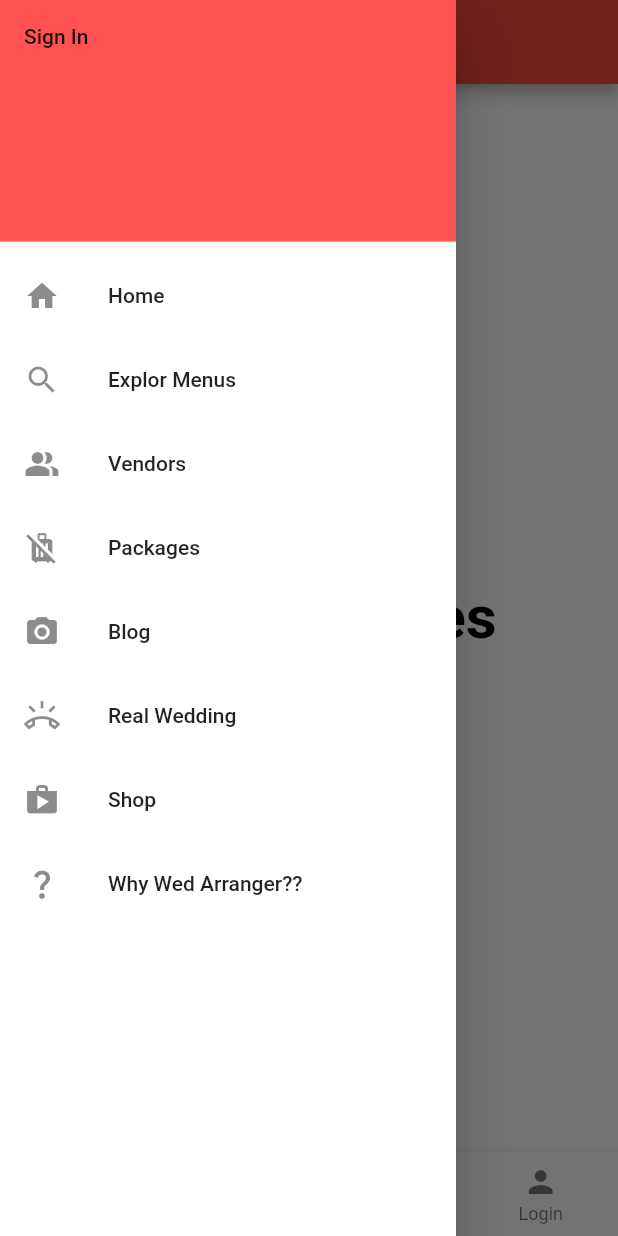
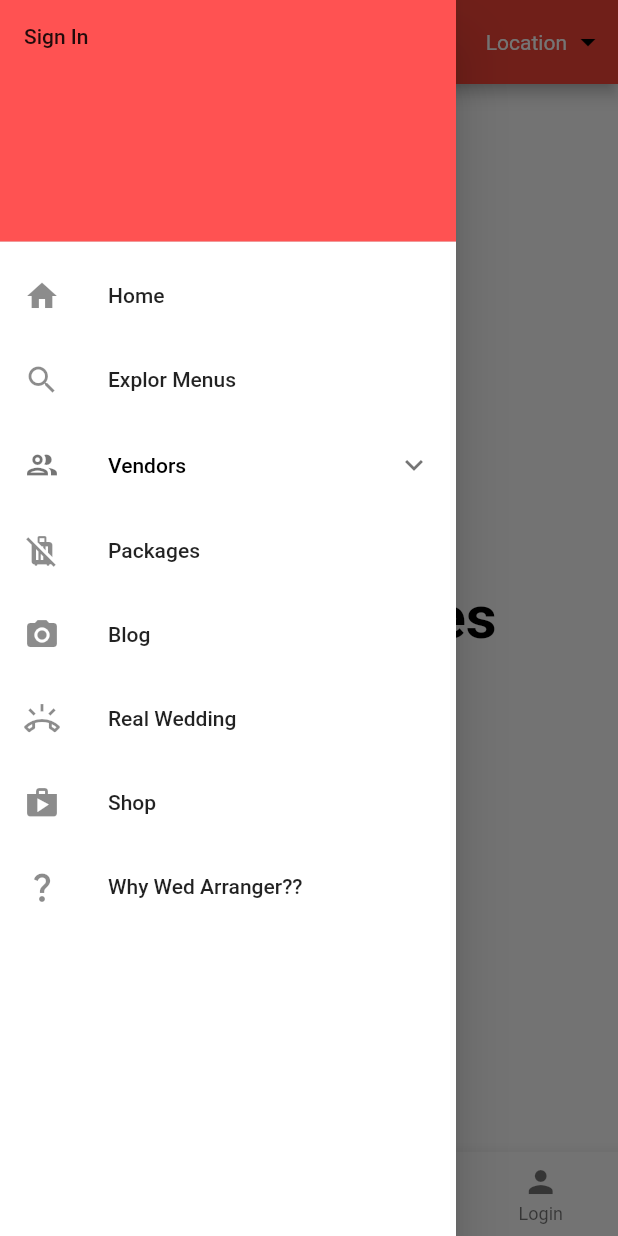
Before and after one commit to priyanshutaru/travel_ui, a Flutter app: the screen it shows after launch, item 2 of the bottom bar chosen, with the side drawer open, on a phone screen of 412 x 824 dp. Run offline on Flutter 3.47's test engine with Material 2 defaults, Android fonts, the phone set to English and light mode, and no system bars; network calls fail.

Commit message:
Till Day 6

```diff
--- a/lib/drawer.dart
+++ b/lib/drawer.dart
@@ -12,6 +12,7 @@ import 'package:travel_ui/DrawerPages/blog.dart';
 import 'package:travel_ui/DrawerPages/course.dart';
 import 'package:travel_ui/DrawerPages/home.dart';
 import 'package:travel_ui/DrawerPages/search_filter.dart';
+import 'package:travel_ui/DrawerPages/venue.dart';
 
 class AppDrawer extends StatelessWidget {
   const AppDrawer({super.key});
@@ -39,8 +40,7 @@ class AppDrawer extends StatelessWidget {
                   context,
                   new MaterialPageRoute(
                       builder: (context) => new DrawerHome()));
-            }
-            ),
+            }),
           ),
           ListTile(
             leading: Icon(
@@ -52,22 +52,120 @@ class AppDrawer extends StatelessWidget {
                   context,
                   new MaterialPageRoute(
                       builder: (context) => new DrawerSearch()));
-            }
+            }),
           ),
+          ExpansionTile(
+            title: Text(
+              "Vendors",
+              style: TextStyle(color: Colors.black),
             ),
+            leading: Icon(Icons.people_outline_sharp), //add icon
+            childrenPadding: EdgeInsets.only(left: 35), //children padding
+            children: [
               ListTile(
-            leading: Icon(
-              Icons.people_alt,
-            ),
-            title: const Text('Vendors'),
+                title: Text("Venue"),
+                leading: Icon(Icons.gradient),
                  onTap: (() {
               Navigator.push(
                   context,
                   new MaterialPageRoute(
-                      builder: (context) => new DrawerCourse()));
-            }
+                      builder: (context) => new DrawerVenue()));
+            }),
               ),
+              ListTile(
+                title: Text("Photographer"),
+                leading: Icon(Icons.camera_alt),
+                onTap: () {
+                  //action on press
+                },
               ),
+              ListTile(
+                title: Text("Cinematography"),
+                leading: Icon(Icons.catching_pokemon_sharp),
+                onTap: () {
+                  //action on press
+                },
+              ),
+              ListTile(
+                title: Text("Makeup Artist"),
+                leading: Icon(Icons.girl),
+                onTap: () {
+                  //action on press
+                },
+              ),
+              ListTile(
+                title: Text("Mehandi Artist"),
+                leading: Icon(Icons.back_hand),
+                onTap: () {
+                  //action on press
+                },
+              ),
+              ListTile(
+                title: Text("Launge"),
+                leading: Icon(Icons.home_filled),
+                onTap: () {
+                  //action on press
+                },
+              ),
+              ListTile(
+                title: Text("Wedding Planner"),
+                leading: Icon(Icons.play_disabled_outlined),
+                onTap: () {
+                  //action on press
+                },
+              ),
+              ListTile(
+                title: Text("Catering"),
+                leading: Icon(Icons.point_of_sale),
+                onTap: () {
+                  //action on press
+                },
+              ),
+              ListTile(
+                title: Text("Decoratores"),
+                leading: Icon(Icons.deck_outlined),
+                onTap: () {
+                  //action on press
+                },
+              ),
+              ListTile(
+                title: Text("Choreography"),
+                leading: Icon(Icons.crop_outlined),
+                onTap: () {
+                  //action on press
+                },
+              ),
+              ListTile(
+                title: Text("Band"),
+                leading: Icon(Icons.bakery_dining_outlined),
+                onTap: () {
+                  //action on press
+                },
+              ),
+              ListTile(
+                title: Text("DJ"),
+                leading: Icon(Icons.music_note),
+                onTap: () {
+                  //action on press
+                },
+              ),
+
+              //more child menu
+            ],
+          ),
+          // ListTile(
+          //   leading: Icon(
+          //     Icons.people_alt,
+          //   ),
+          //   title: const Text('Vendors'),
+          //   onTap: (() {
+          //     Navigator.push(
+          //         context,
+          //         new MaterialPageRoute(
+          //             builder: (context) => new DrawerCourse()));
+          //   }
+          //   ),
+          // ),
           ListTile(
             leading: Icon(
               Icons.leave_bags_at_home,
@@ -78,8 +176,7 @@ class AppDrawer extends StatelessWidget {
                   context,
                   new MaterialPageRoute(
                       builder: (context) => new DrawerContact()));
-            }
-            ),
+            }),
           ),
           ListTile(
             leading: Icon(
@@ -91,8 +188,7 @@ class AppDrawer extends StatelessWidget {
                   context,
                   new MaterialPageRoute(
                       builder: (context) => new DrawerBlog()));
-            }
-            ),
+            }),
           ),
           ListTile(
             leading: Icon(
@@ -104,8 +200,7 @@ class AppDrawer extends StatelessWidget {
                   context,
                   new MaterialPageRoute(
                       builder: (context) => new BlogWedding()));
-            }
-            ),
+            }),
           ),
           ListTile(
             leading: Icon(
@@ -117,8 +212,7 @@ class AppDrawer extends StatelessWidget {
                   context,
                   new MaterialPageRoute(
                       builder: (context) => new DrawerLogin()));
-            }
-            ),
+            }),
           ),
           ListTile(
             leading: Icon(
@@ -130,8 +224,7 @@ class AppDrawer extends StatelessWidget {
                   context,
                   new MaterialPageRoute(
                       builder: (context) => new DrawerLogin()));
-            }
-            ),
+            }),
           ),
         ],
 
--- a/lib/home_page.dart
+++ b/lib/home_page.dart
@@ -38,6 +38,18 @@ class _HomePageState extends State<HomePage> {
             "Wed Arranger",
             style: TextStyle(fontWeight: FontWeight.bold),
           ),
+          // ignore: prefer_const_literals_to_create_immutables
+          actions: [
+          Center(child: Text("Location")),
+          Padding(
+            padding: const EdgeInsets.fromLTRB(2, 8, 8, 8),
+            child: Icon(
+
+              Icons.arrow_drop_down,
+              color: Colors.black,
+            ),
+          ),
+        ],
         ),
         body: pages[current_index],
         drawer: AppDrawer(),
```
Also changed, not shown: lib/DrawerPages/subvenue.dart (added, +139 -0 lines), lib/DrawerPages/venue.dart (added, +173 -0 lines). Lines whose indentation alone changed are shown as unchanged.
